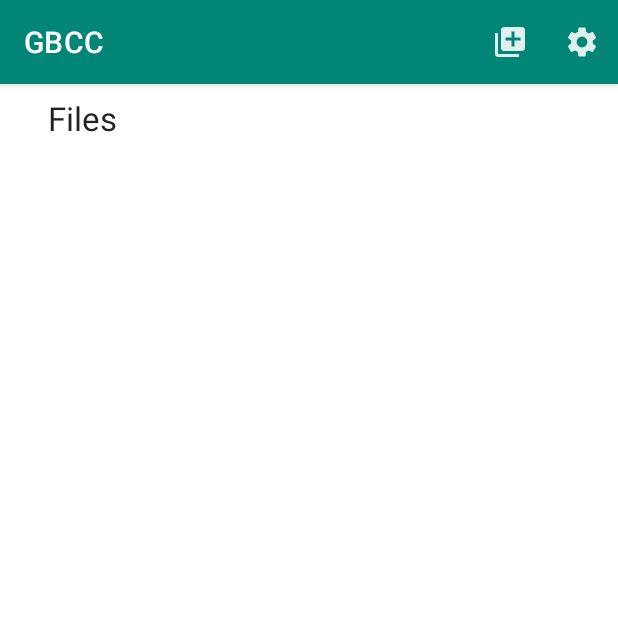
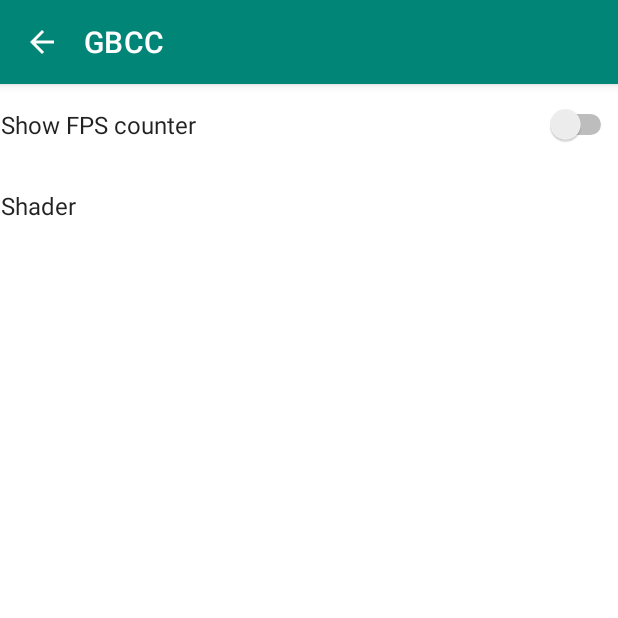
Before and after one commit to philj56/gbcc-android, an Android app: the screen it shows after launch (MainActivity before the commit, SettingsActivity after it), after a tap on "Settings", on a phone screen of 412 x 824 dp, the top half of it. Run offline under Robolectric (Android 15) with nearby library versions, the phone set to English and light mode, and no system bars; our stand-ins replace androidx.preference.

Commit message:
Add beginning of settings page & fix dark theme.

```diff
--- a/app/build.gradle
+++ b/app/build.gradle
@@ -27,6 +27,8 @@ android {
 					'proguard-rules.pro'
 			minifyEnabled = true
 		}
+		debug {
+        }
 	}
 	externalNativeBuild {
 		cmake {
@@ -40,6 +42,7 @@ dependencies {
 	implementation "org.jetbrains.kotlin:kotlin-stdlib-jdk7:$kotlin_version"
 	implementation 'androidx.core:core-ktx:1.1.0'
 	implementation 'androidx.constraintlayout:constraintlayout:1.1.3'
+	implementation 'androidx.preference:preference:1.1.0'
 	implementation 'com.google.android.material:material:1.1.0-beta01'
 	testImplementation 'junit:junit:4.12'
 	androidTestImplementation 'androidx.test:runner:1.2.0'
--- a/app/src/main/AndroidManifest.xml
+++ b/app/src/main/AndroidManifest.xml
@@ -18,6 +18,8 @@
 		android:theme="@style/AppTheme">
 		<activity android:name=".GLActivity"
 			android:parentActivityName="MainActivity"/>
+		<activity android:name=".SettingsActivity"
+			android:parentActivityName="MainActivity"/>
 		<activity android:name=".MainActivity">
 			<intent-filter>
 				<action android:name="android.intent.action.MAIN" />
--- a/app/src/main/java/com/philj56/gbcc/MainActivity.kt
+++ b/app/src/main/java/com/philj56/gbcc/MainActivity.kt
@@ -19,7 +19,7 @@ import kotlinx.android.synthetic.main.activity_main.*
 import java.io.File
 import java.io.FileOutputStream
 
-private const val IMPORT_REQUEST_CODE: Int = 42
+private const val IMPORT_REQUEST_CODE: Int = 10
 private const val BACK_DELAY: Int = 2000
 
 class MainActivity : AppCompatActivity() {
@@ -81,11 +81,9 @@ class MainActivity : AppCompatActivity() {
     }
 
     override fun onOptionsItemSelected(item: MenuItem): Boolean {
-
-        val id = item.itemId
-
-        if (id == R.id.importItem) {
-            performFileSearch()
+        when (item.itemId) {
+            R.id.importItem -> performFileSearch()
+            R.id.settingsItem -> startActivity(Intent(this, SettingsActivity::class.java))
         }
 
         return super.onOptionsItemSelected(item)
@@ -129,13 +127,16 @@ class MainActivity : AppCompatActivity() {
     private fun importFile(uri: Uri) {
         val iStream = contentResolver.openInputStream(uri)
         if (iStream == null) {
-            Log.e("GBCC", "Failed to import $uri")
+            Toast.makeText(baseContext, "Failed to import $uri", Toast.LENGTH_SHORT).show()
         } else {
-            val data = iStream.use { it.readBytes() }
             val name = getFileName(uri) ?: "tmp.gbc"
             if (name == "tmp.gbc") {
                 Log.w("GBCC", "Failed to retrieve real file name, using $name")
+            } else if (!name.matches(Regex(".*\\.gbc?"))) {
+                Toast.makeText(baseContext, "Failed to import $name", Toast.LENGTH_SHORT).show()
+                return
             }
+            val data = iStream.use { it.readBytes() }
             val file = File(getExternalFilesDir(null), name)
             FileOutputStream(file).use { it.write(data) }
             Log.i("Imported", file.toString())
--- /dev/null
+++ b/app/src/main/java/com/philj56/gbcc/SettingsActivity.kt
@@ -0,0 +1,25 @@
+package com.philj56.gbcc
+
+import android.content.res.Configuration
+import android.os.Bundle
+import androidx.appcompat.app.AppCompatActivity
+import androidx.preference.PreferenceFragmentCompat
+
+class SettingsActivity : AppCompatActivity() {
+    override fun onCreate(savedInstanceState: Bundle?) {
+        val nightMode = applicationContext.resources.configuration.uiMode and Configuration.UI_MODE_NIGHT_MASK == Configuration.UI_MODE_NIGHT_YES
+        if (nightMode) {
+            setTheme(R.style.SettingsThemeDark)
+        } else {
+            setTheme(R.style.SettingsTheme)
+        }
+        super.onCreate(savedInstanceState)
+        setContentView(R.layout.activity_settings)
+    }
+}
+
+class SettingsFragment : PreferenceFragmentCompat() {
+    override fun onCreatePreferences(savedInstanceState: Bundle?, rootKey: String?) {
+        setPreferencesFromResource(R.xml.preferences, rootKey)
+    }
+}
--- /dev/null
+++ b/app/src/main/res/layout/activity_settings.xml
@@ -0,0 +1,15 @@
+<?xml version="1.0" encoding="utf-8"?>
+<LinearLayout xmlns:android="http://schemas.android.com/apk/res/android"
+    android:layout_width="match_parent"
+    android:layout_height="match_parent"
+    android:layout_marginStart="-15dp"
+    android:layout_marginEnd="-15dp"
+    android:orientation="vertical">
+
+    <fragment
+        android:id="@+id/settingsFragment"
+        android:name="com.philj56.gbcc.SettingsFragment"
+        android:layout_width="match_parent"
+        android:layout_height="0dp"
+        android:layout_weight="1" />
+</LinearLayout>
--- /dev/null
+++ b/app/src/main/res/values/array.xml
@@ -0,0 +1,9 @@
+<?xml version="1.0" encoding="utf-8"?>
+<resources>
+    <string-array name="shader_names_array">
+        <item>Nothing</item>
+        <item>Colour Correct</item>
+        <item>Subpixel</item>
+        <item>Dot Matrix</item>
+    </string-array>
+</resources>
--- a/app/src/main/res/values/styles.xml
+++ b/app/src/main/res/values/styles.xml
@@ -14,16 +14,34 @@
 
     <style name="AppThemeDark" parent="AppTheme">
         <item name="android:statusBarColor">#000000</item>
-        <item name="toolbarStyle">@style/DarkToolbar</item>
+        <item name="toolbarStyle">@style/ToolbarDark</item>
     </style>
 
+    <!-- Colour the toolbar correctly. -->
     <style name="Toolbar" parent="AppTheme">
         <item name="android:minHeight">?actionBarSize</item>
         <item name="android:background">@color/colorPrimary</item>
     </style>
 
-    <style name="DarkToolbar" parent="Toolbar">
+    <style name="ToolbarDark" parent="Toolbar">
         <item name="android:background">@color/colorPrimaryNight</item>
     </style>
 
+    <!-- Settings screen theme. -->
+    <style name="SettingsTheme" parent="AppTheme">
+        <item name="preferenceTheme">@style/WidePreferenceThemeOverlay</item>
+    </style>
+
+    <style name="SettingsThemeDark" parent="AppThemeDark">
+        <item name="preferenceTheme">@style/WidePreferenceThemeOverlay</item>
+    </style>
+
+    <style name="WidePreferenceThemeOverlay" parent="PreferenceThemeOverlay">
+        <item name="preferenceFragmentListStyle">@style/WidePreferenceFragmentListStyle</item>
+    </style>
+
+    <style name="WidePreferenceFragmentListStyle" parent="PreferenceFragmentList">
+        <item name="android:paddingLeft">0dp</item>
+        <item name="android:paddingRight">0dp</item>
+    </style>
 </resources>
--- /dev/null
+++ b/app/src/main/res/xml/preferences.xml
@@ -0,0 +1,19 @@
+<?xml version="1.0" encoding="utf-8"?>
+<PreferenceScreen xmlns:android="http://schemas.android.com/apk/res/android"
+    xmlns:app="http://schemas.android.com/apk/res-auto"
+    android:padding="0dp">
+
+    <SwitchPreference
+        app:defaultValue="false"
+        app:iconSpaceReserved="false"
+        app:key="show_fps"
+        app:title="Show FPS counter" />
+
+    <ListPreference
+        android:defaultValue="Subpixel"
+        android:entries="@array/shader_names_array"
+        android:entryValues="@array/shader_names_array"
+        android:key="shader"
+        android:title="Shader"
+        app:iconSpaceReserved="false" />
+</PreferenceScreen>
--- a/build.gradle
+++ b/build.gradle
@@ -8,7 +8,7 @@ buildscript {
 
     }
     dependencies {
-        classpath 'com.android.tools.build:gradle:3.5.0'
+        classpath 'com.android.tools.build:gradle:3.5.1'
         classpath "org.jetbrains.kotlin:kotlin-gradle-plugin:$kotlin_version"
         // NOTE: Do not place your application dependencies here; they belong
         // in the individual module build.gradle files
```
Also changed, not shown: app/src/main/cpp/CMakeLists.txt (+7 -6 lines), app/src/main/java/com/philj56/gbcc/GLActivity.kt (+11 -7 lines), 1 other file.
